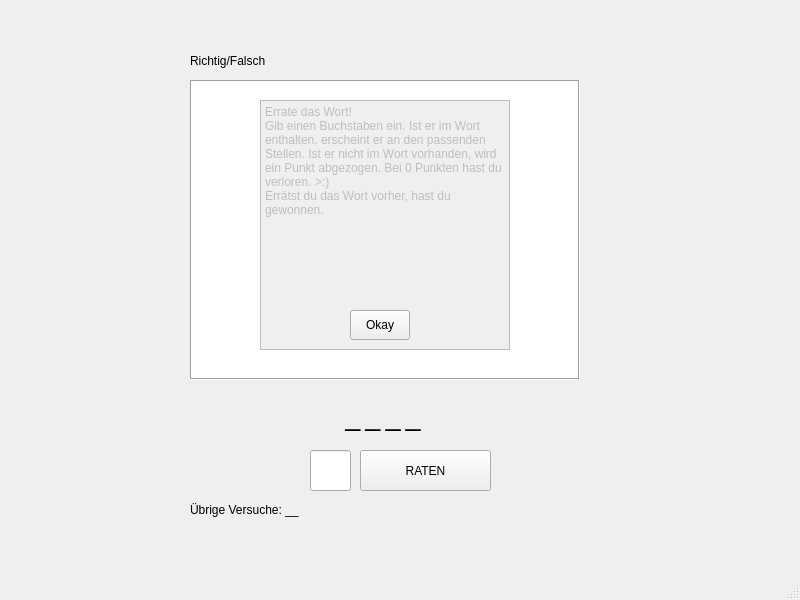
Before: the Qt Designer form mainwindow.ui in LeaHobein/C_Cpp2_Hangman, drawn with Qt 5.
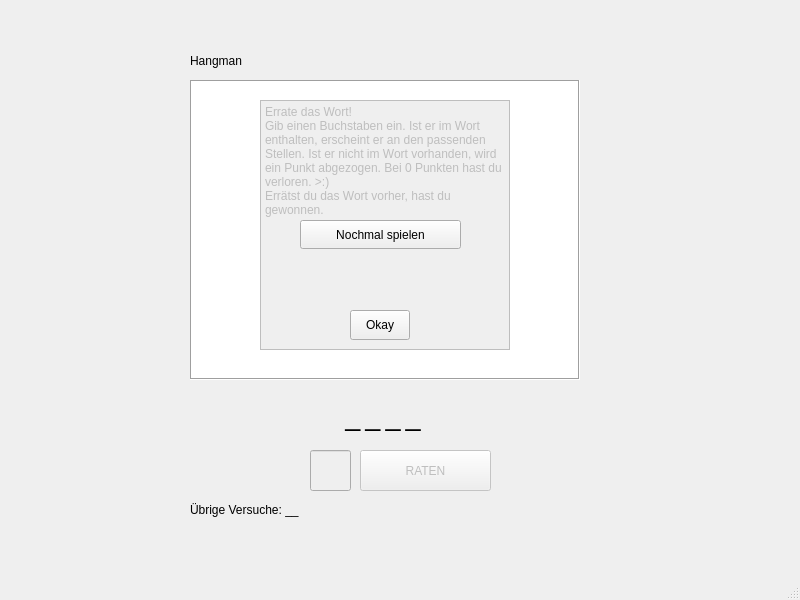
After: the same form once the commit is applied.

Diff of the .ui file:
```diff
--- a/mainwindow.ui
+++ b/mainwindow.ui
@@ -15,6 +15,9 @@
   </property>
   <widget class="QWidget" name="centralwidget">
    <widget class="QPushButton" name="BtnGuess">
+    <property name="enabled">
+     <bool>false</bool>
+    </property>
     <property name="geometry">
      <rect>
       <x>360</x>
@@ -40,7 +43,7 @@
      </rect>
     </property>
     <property name="text">
-     <string>Richtig/Falsch</string>
+     <string>Hangman</string>
     </property>
    </widget>
    <widget class="QLabel" name="labelOutputWord">
@@ -86,6 +89,9 @@
     </property>
    </widget>
    <widget class="QLineEdit" name="textGuessLetter">
+    <property name="enabled">
+     <bool>false</bool>
+    </property>
     <property name="geometry">
      <rect>
       <x>310</x>
@@ -187,6 +193,19 @@
      <string>Okay</string>
     </property>
    </widget>
+   <widget class="QPushButton" name="BtnReset">
+    <property name="geometry">
+     <rect>
+      <x>300</x>
+      <y>220</y>
+      <width>161</width>
+      <height>29</height>
+     </rect>
+    </property>
+    <property name="text">
+     <string>Nochmal spielen</string>
+    </property>
+   </widget>
   </widget>
   <widget class="QMenuBar" name="menubar">
    <property name="geometry">
```
